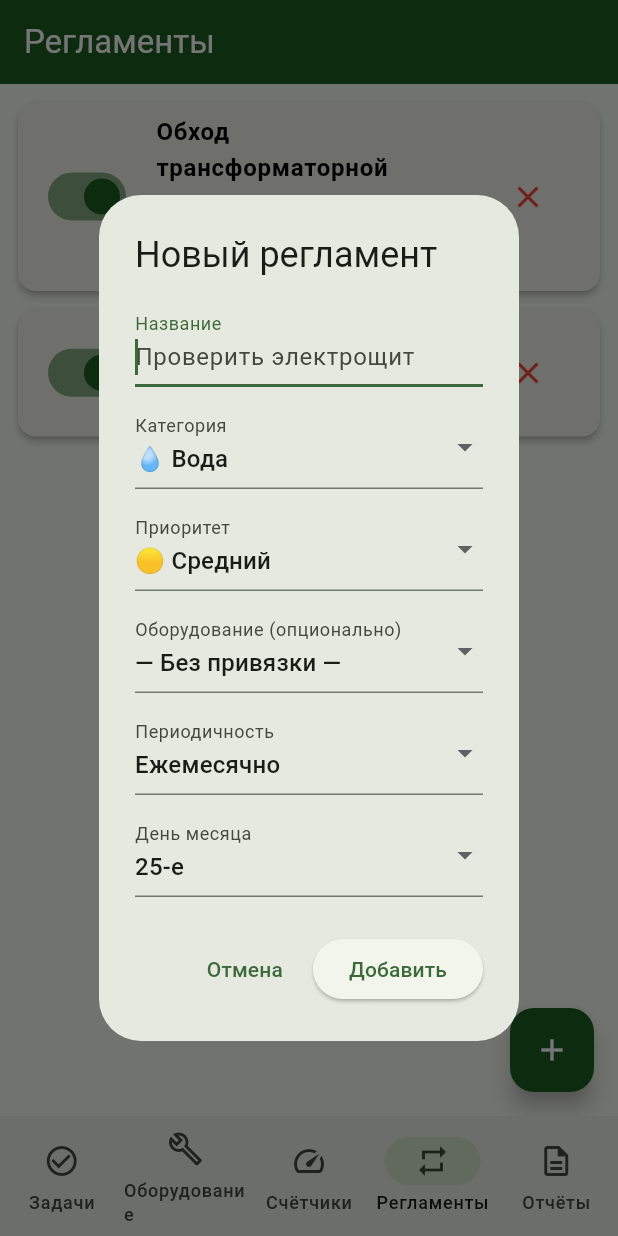
After one commit to mehanikfort-ctrl/zavod-master, a Flutter app: the screen it shows after launch, item 4 of the bottom bar chosen, after a tap on the "close" icon, after a tap on the "add" icon, on a phone screen of 412 x 824 dp. The commit adds this screen. Run offline on Flutter 3.47's test engine with Material 3 defaults, Android fonts, the phone set to English and light mode, and no system bars; our stand-ins replace shared_preferences.

Commit message:
Добавлены регламенты: автозадачи по расписанию

```diff
--- a/lib/main.dart
+++ b/lib/main.dart
@@ -1,9 +1,13 @@
+import 'dart:convert';
+
 import 'package:flutter/material.dart';
+import 'package:shared_preferences/shared_preferences.dart';
 
 import 'screens/tasks_screen.dart';
 import 'screens/equipment_screen.dart';
 import 'screens/meters_screen.dart';
 import 'screens/reports_screen.dart';
+import 'screens/regulations_screen.dart';
 
 void main() {
   runApp(const ZavodMasterApp());
@@ -43,6 +47,7 @@ class _MainScreenState extends State<MainScreen> {
     TasksScreen(),
     EquipmentScreen(),
     MetersScreen(),
+    RegulationsScreen(),
     ReportsScreen(),
   ];
 
@@ -50,8 +55,93 @@ class _MainScreenState extends State<MainScreen> {
     'Мои задачи',
     'Оборудование',
     'Счётчики',
+    'Регламенты',
     'Отчёты',
   ];
+
+  @override
+  void initState() {
+    super.initState();
+    _checkRegulations();
+  }
+
+  /// Проверяет все регламенты и создаёт задачи, если пришло время
+  Future<void> _checkRegulations() async {
+    final prefs = await SharedPreferences.getInstance();
+
+    final rawRegs = prefs.getString('regulations');
+    if (rawRegs == null || rawRegs.isEmpty) return;
+
+    final List<dynamic> regsDecoded = jsonDecode(rawRegs);
+    final List<Map<String, dynamic>> regs = regsDecoded
+        .map((e) => Map<String, dynamic>.from(e))
+        .toList();
+
+    final rawTasks = prefs.getString('tasks');
+    final List<Map<String, dynamic>> tasks =
+        (rawTasks != null && rawTasks.isNotEmpty)
+        ? (jsonDecode(rawTasks) as List)
+              .map((e) => Map<String, dynamic>.from(e))
+              .toList()
+        : <Map<String, dynamic>>[];
+
+    final now = DateTime.now();
+    bool changed = false;
+
+    for (final reg in regs) {
+      if (reg['enabled'] != true) continue;
+
+      final DateTime? lastRun = reg['lastRun'] != null
+          ? DateTime.tryParse(reg['lastRun'].toString())
+          : null;
+
+      bool shouldRun = false;
+
+      if (reg['type'] == 'daily') {
+        if (lastRun == null ||
+            lastRun.year != now.year ||
+            lastRun.month != now.month ||
+            lastRun.day != now.day) {
+          shouldRun = true;
+        }
+      } else if (reg['type'] == 'weekly') {
+        final wd = reg['weekday'] as int?;
+        if (wd != null && now.weekday == wd) {
+          if (lastRun == null || now.difference(lastRun).inDays >= 6) {
+            shouldRun = true;
+          }
+        }
+      } else if (reg['type'] == 'monthly') {
+        final d = reg['dayOfMonth'] as int?;
+        if (d != null && now.day >= d) {
+          if (lastRun == null ||
+              lastRun.year != now.year ||
+              lastRun.month != now.month) {
+            shouldRun = true;
+          }
+        }
+      }
+
+      if (shouldRun) {
+        tasks.add({
+          'title': reg['title'],
+          'category': reg['category'],
+          'priority': reg['priority'],
+          'time':
+              '${now.day.toString().padLeft(2, '0')}.${now.month.toString().padLeft(2, '0')}.${now.year}',
+          'equipmentId': reg['equipmentId'],
+          'fromRegulation': reg['id'],
+        });
+        reg['lastRun'] = now.toIso8601String();
+        changed = true;
+      }
+    }
+
+    if (changed) {
+      await prefs.setString('tasks', jsonEncode(tasks));
+      await prefs.setString('regulations', jsonEncode(regs));
+    }
+  }
 
   @override
   Widget build(BuildContext context) {
@@ -65,9 +155,7 @@ class _MainScreenState extends State<MainScreen> {
       bottomNavigationBar: NavigationBar(
         selectedIndex: _currentIndex,
         onDestinationSelected: (index) {
-          setState(() {
-            _currentIndex = index;
-          });
+          setState(() => _currentIndex = index);
         },
         destinations: const [
           NavigationDestination(
@@ -86,6 +174,11 @@ class _MainScreenState extends State<MainScreen> {
             label: 'Счётчики',
           ),
           NavigationDestination(
+            icon: Icon(Icons.repeat_outlined),
+            selectedIcon: Icon(Icons.repeat),
+            label: 'Регламенты',
+          ),
+          NavigationDestination(
             icon: Icon(Icons.description_outlined),
             selectedIcon: Icon(Icons.description),
             label: 'Отчёты',
--- /dev/null
+++ b/lib/screens/regulations_screen.dart
@@ -0,0 +1,426 @@
+import 'dart:convert';
+
+import 'package:flutter/material.dart';
+import 'package:shared_preferences/shared_preferences.dart';
+
+const List<String> regulationCategories = [
+  '💧 Вода',
+  '⚡ Электрика',
+  '🔥 Газ',
+  '🏗️ Кран',
+  '🔧 Механика',
+  '💻 Электроника',
+  '📊 Счётчики',
+];
+
+const List<Map<String, dynamic>> regulationTypes = [
+  {'key': 'daily', 'label': 'Ежедневно'},
+  {'key': 'weekly', 'label': 'Еженедельно'},
+  {'key': 'monthly', 'label': 'Ежемесячно'},
+];
+
+const List<String> weekDays = [
+  'Понедельник',
+  'Вторник',
+  'Среда',
+  'Четверг',
+  'Пятница',
+  'Суббота',
+  'Воскресенье',
+];
+
+class RegulationsScreen extends StatefulWidget {
+  const RegulationsScreen({super.key});
+
+  @override
+  State<RegulationsScreen> createState() => _RegulationsScreenState();
+}
+
+class _RegulationsScreenState extends State<RegulationsScreen> {
+  List<Map<String, dynamic>> regulations = [];
+  List<Map<String, dynamic>> equipmentList = [];
+  bool isLoading = true;
+  static const String _storageKey = 'regulations';
+  static const String _equipmentKey = 'equipment';
+
+  @override
+  void initState() {
+    super.initState();
+    _load();
+  }
+
+  Future<void> _load() async {
+    final prefs = await SharedPreferences.getInstance();
+
+    final rawRegs = prefs.getString(_storageKey);
+    if (rawRegs != null && rawRegs.isNotEmpty) {
+      final List<dynamic> decoded = jsonDecode(rawRegs);
+      regulations = decoded.map((e) => Map<String, dynamic>.from(e)).toList();
+    } else {
+      // Стартовые регламенты — под твои реалии
+      regulations = [
+        {
+          'id': 'reg_meters',
+          'title': 'Передать показания счётчиков',
+          'category': '📊 Счётчики',
+          'priority': '🟢 Плановое',
+          'equipmentId': null,
+          'type': 'monthly',
+          'dayOfMonth': 25,
+          'weekday': null,
+          'enabled': true,
+          'lastRun': null,
+        },
+        {
+          'id': 'reg_tp_walk',
+          'title': 'Обход трансформаторной подстанции',
+          'category': '⚡ Электрика',
+          'priority': '🟡 Средний',
+          'equipmentId': null,
+          'type': 'weekly',
+          'dayOfMonth': null,
+          'weekday': 1,
+          'enabled': true,
+          'lastRun': null,
+        },
+        {
+          'id': 'reg_gas_check',
+          'title': 'Проверка газового оборудования',
+          'category': '🔥 Газ',
+          'priority': '🔴 Срочно',
+          'equipmentId': null,
+          'type': 'daily',
+          'dayOfMonth': null,
+          'weekday': null,
+          'enabled': true,
+          'lastRun': null,
+        },
+      ];
+      await _save();
+    }
+
+    final rawEq = prefs.getString(_equipmentKey);
+    if (rawEq != null && rawEq.isNotEmpty) {
+      final List<dynamic> decoded = jsonDecode(rawEq);
+      equipmentList = decoded.map((e) => Map<String, dynamic>.from(e)).toList();
+    }
+
+    setState(() => isLoading = false);
+  }
+
+  Future<void> _save() async {
+    final prefs = await SharedPreferences.getInstance();
+    await prefs.setString(_storageKey, jsonEncode(regulations));
+  }
+
+  String? _equipmentName(String? id) {
+    if (id == null) return null;
+    final eq = equipmentList.firstWhere((e) => e['id'] == id, orElse: () => {});
+    return eq['name'] as String?;
+  }
+
+  String _describe(Map<String, dynamic> reg) {
+    final type = reg['type'];
+    if (type == 'daily') return 'Каждый день';
+    if (type == 'weekly') {
+      final wd = reg['weekday'] as int?;
+      if (wd != null && wd >= 1 && wd <= 7) return 'Каждую ${weekDays[wd - 1]}';
+      return 'Еженедельно';
+    }
+    if (type == 'monthly') {
+      final d = reg['dayOfMonth'] ?? '?';
+      return 'Каждое $d-е число';
+    }
+    return '';
+  }
+
+  Future<void> _toggleEnabled(int index) async {
+    setState(() {
+      regulations[index]['enabled'] = !(regulations[index]['enabled'] == true);
+    });
+    await _save();
+  }
+
+  Future<void> _deleteRegulation(int index) async {
+    setState(() => regulations.removeAt(index));
+    await _save();
+  }
+
+  Future<void> _showAddDialog() async {
+    final titleCtrl = TextEditingController();
+    String selectedCategory = regulationCategories.first;
+    String selectedPriority = '🟡 Средний';
+    String? selectedEquipmentId;
+    String selectedType = 'monthly';
+    int selectedDay = 25;
+    int selectedWeekday = 1;
+
+    await showDialog(
+      context: context,
+      builder: (context) {
+        return StatefulBuilder(
+          builder: (context, setDialogState) {
+            return AlertDialog(
+              title: const Text('Новый регламент'),
+              content: SingleChildScrollView(
+                child: Column(
+                  mainAxisSize: MainAxisSize.min,
+                  children: [
+                    TextField(
+                      controller: titleCtrl,
+                      decoration: const InputDecoration(
+                        labelText: 'Название',
+                        hintText: 'Проверить электрощит',
+                      ),
+                      autofocus: true,
+                    ),
+                    const SizedBox(height: 12),
+                    DropdownButtonFormField<String>(
+                      value: selectedCategory,
+                      decoration: const InputDecoration(labelText: 'Категория'),
+                      items: regulationCategories
+                          .map(
+                            (c) => DropdownMenuItem(value: c, child: Text(c)),
+                          )
+                          .toList(),
+                      onChanged: (v) =>
+                          setDialogState(() => selectedCategory = v!),
+                    ),
+                    const SizedBox(height: 12),
+                    DropdownButtonFormField<String>(
+                      value: selectedPriority,
+                      decoration: const InputDecoration(labelText: 'Приоритет'),
+                      items: const [
+                        DropdownMenuItem(
+                          value: '🔴 Срочно',
+                          child: Text('🔴 Срочно'),
+                        ),
+                        DropdownMenuItem(
+                          value: '🟡 Средний',
+                          child: Text('🟡 Средний'),
+                        ),
+                        DropdownMenuItem(
+                          value: '🟢 Плановое',
+                          child: Text('🟢 Плановое'),
+                        ),
+                      ],
+                      onChanged: (v) =>
+                          setDialogState(() => selectedPriority = v!),
+                    ),
+                    const SizedBox(height: 12),
+                    DropdownButtonFormField<String?>(
+                      value: selectedEquipmentId,
+                      isExpanded: true,
+                      decoration: const InputDecoration(
+                        labelText: 'Оборудование (опционально)',
+                      ),
+                      items: [
+                        const DropdownMenuItem<String?>(
+                          value: null,
+                          child: Text('— Без привязки —'),
+                        ),
+                        ...equipmentList.map((e) {
+                          return DropdownMenuItem<String?>(
+                            value: e['id'] as String,
+                            child: Text(
+                              e['name'] ?? '',
+                              overflow: TextOverflow.ellipsis,
+                            ),
+                          );
+                        }),
+                      ],
+                      onChanged: (v) =>
+                          setDialogState(() => selectedEquipmentId = v),
+                    ),
+                    const SizedBox(height: 12),
+                    DropdownButtonFormField<String>(
+                      value: selectedType,
+                      decoration: const InputDecoration(
+                        labelText: 'Периодичность',
+                      ),
+                      items: regulationTypes
+                          .map(
+                            (t) => DropdownMenuItem(
+                              value: t['key'] as String,
+                              child: Text(t['label'] as String),
+                            ),
+                          )
+                          .toList(),
+                      onChanged: (v) => setDialogState(() => selectedType = v!),
+                    ),
+                    if (selectedType == 'monthly') ...[
+                      const SizedBox(height: 12),
+                      DropdownButtonFormField<int>(
+                        value: selectedDay,
+                        decoration: const InputDecoration(
+                          labelText: 'День месяца',
+                        ),
+                        items: List.generate(31, (i) => i + 1)
+                            .map(
+                              (d) => DropdownMenuItem(
+                                value: d,
+                                child: Text('$d-е'),
+                              ),
+                            )
+                            .toList(),
+                        onChanged: (v) =>
+                            setDialogState(() => selectedDay = v!),
+                      ),
+                    ],
+                    if (selectedType == 'weekly') ...[
+                      const SizedBox(height: 12),
+                      DropdownButtonFormField<int>(
+                        value: selectedWeekday,
+                        decoration: const InputDecoration(
+                          labelText: 'День недели',
+                        ),
+                        items: List.generate(
+                          7,
+                          (i) => DropdownMenuItem(
+                            value: i + 1,
+                            child: Text(weekDays[i]),
+                          ),
+                        ).toList(),
+                        onChanged: (v) =>
+                            setDialogState(() => selectedWeekday = v!),
+                      ),
+                    ],
+                  ],
+                ),
+              ),
+              actions: [
+                TextButton(
+                  onPressed: () => Navigator.pop(context),
+                  child: const Text('Отмена'),
+                ),
+                ElevatedButton(
+                  onPressed: () async {
+                    if (titleCtrl.text.trim().isEmpty) return;
+                    setState(() {
+                      regulations.add({
+                        'id': DateTime.now().millisecondsSinceEpoch.toString(),
+                        'title': titleCtrl.text.trim(),
+                        'category': selectedCategory,
+                        'priority': selectedPriority,
+                        'equipmentId': selectedEquipmentId,
+                        'type': selectedType,
+                        'dayOfMonth': selectedType == 'monthly'
+                            ? selectedDay
+                            : null,
+                        'weekday': selectedType == 'weekly'
+                            ? selectedWeekday
+                            : null,
+                        'enabled': true,
+                        'lastRun': null,
+                      });
+                    });
+                    await _save();
+                    if (context.mounted) Navigator.pop(context);
+                  },
+                  child: const Text('Добавить'),
+                ),
+              ],
+            );
+          },
+        );
+      },
+    );
+  }
+
+  @override
+  Widget build(BuildContext context) {
+    if (isLoading) {
+      return const Center(child: CircularProgressIndicator());
+    }
+
+    if (regulations.isEmpty) {
+      return const Center(
+        child: Text(
+          'Регламентов пока нет.\nНажми «+», чтобы добавить.',
+          textAlign: TextAlign.center,
+          style: TextStyle(fontSize: 16, color: Colors.grey),
+        ),
+      );
+    }
+
+    return Scaffold(
+      body: ListView.builder(
+        padding: const EdgeInsets.all(12),
+        itemCount: regulations.length,
+        itemBuilder: (context, index) {
+          final reg = regulations[index];
+          final enabled = reg['enabled'] == true;
+          final eqName = _equipmentName(reg['equipmentId']);
+
+          return Card(
+            margin: const EdgeInsets.only(bottom: 12),
+            elevation: 2,
+            shape: RoundedRectangleBorder(
+              borderRadius: BorderRadius.circular(12),
+              side: enabled
+                  ? BorderSide.none
+                  : BorderSide(color: Colors.grey.shade300),
+            ),
+            child: ListTile(
+              leading: Switch(
+                value: enabled,
+                onChanged: (_) => _toggleEnabled(index),
+                activeThumbColor: const Color(0xFF1B5E20),
+              ),
+              title: Text(
+                reg['title'] ?? '',
+                style: TextStyle(
+                  fontWeight: FontWeight.bold,
+                  color: enabled ? Colors.black : Colors.grey,
+                ),
+              ),
+              subtitle: Padding(
+                padding: const EdgeInsets.only(top: 4),
+                child: Column(
+                  crossAxisAlignment: CrossAxisAlignment.start,
+                  children: [
+                    Text(
+                      '${_describe(reg)}  •  ${reg['priority']}',
+                      style: const TextStyle(fontSize: 12),
+                    ),
+                    if (eqName != null)
+                      Row(
+                        children: [
+                          const Icon(
+                            Icons.build,
+                            size: 12,
+                            color: Color(0xFF1B5E20),
+                          ),
+                          const SizedBox(width: 4),
+                          Expanded(
+                            child: Text(
+                              eqName,
+                              style: const TextStyle(
+                                fontSize: 12,
+                                color: Color(0xFF1B5E20),
+                              ),
+                              overflow: TextOverflow.ellipsis,
+                            ),
+                          ),
+                        ],
+                      ),
+                  ],
+                ),
+              ),
+              trailing: IconButton(
+                icon: const Icon(Icons.close, color: Colors.red),
+                onPressed: () => _deleteRegulation(index),
+              ),
+            ),
+          );
+        },
+      ),
+      floatingActionButton: FloatingActionButton(
+        onPressed: _showAddDialog,
+        backgroundColor: const Color(0xFF1B5E20),
+        foregroundColor: Colors.white,
+        child: const Icon(Icons.add),
+      ),
+    );
+  }
+}
```
